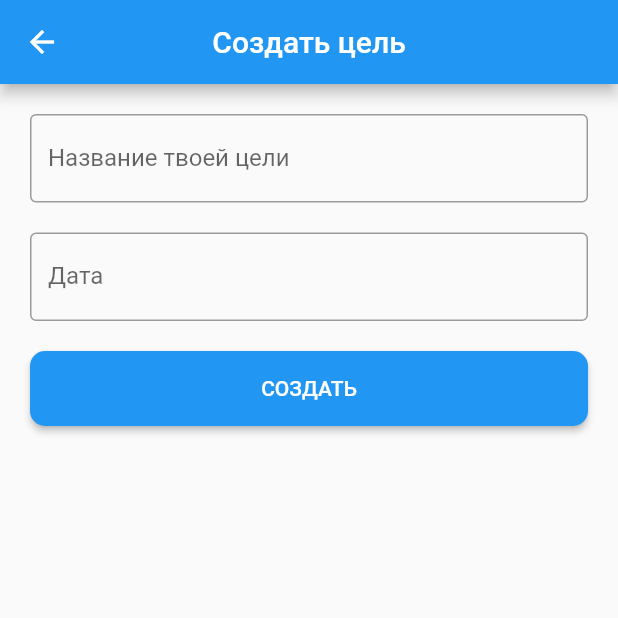
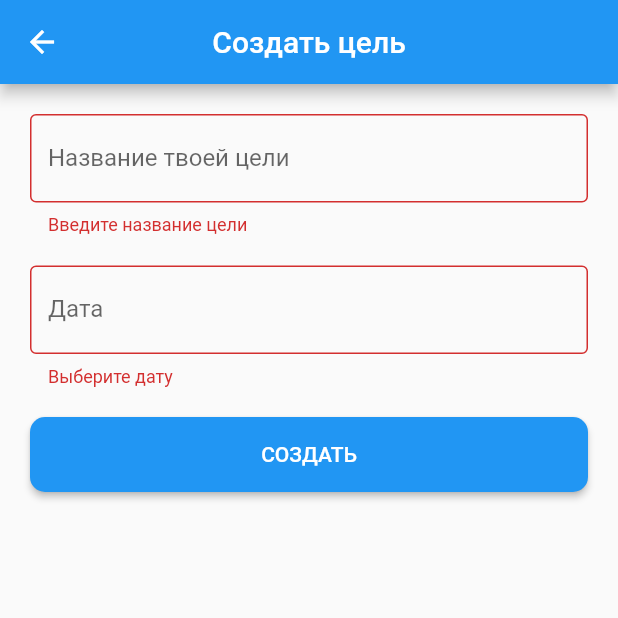
Before and after one commit to AlexanderTopchiy/my-goals, a Flutter app: the screen it shows after launch, after a tap on the "add" icon, on a phone screen of 412 x 824 dp, the top half of it. Run offline on Flutter 3.47's test engine with Material 2 defaults, Android fonts, the phone set to English and light mode, and no system bars.

Commit message:
Implement countdown timer and fix some validation problems
- Implement countdown timer in ListView
- Fix problem with Goal name validation
- Fix problem with Goal date validation
- Fix problem with bottom pixels overflowed above the keyboard

```diff
--- a/lib/create_goal.dart
+++ b/lib/create_goal.dart
@@ -13,13 +13,14 @@ class CreateGoal extends StatefulWidget {
 class _CreateGoalState extends State<CreateGoal> {
   final _goalNameController = TextEditingController();
   String _goalName;
-  String _goalDateText = 'Дата';
+  final _goalDateController = TextEditingController();
   DateTime _goalDate;
   DateTime _datePickerStartDate = DateTime.now();
 
   @override
   void dispose() {
     _goalNameController.dispose();
+    _goalDateController.dispose();
     super.dispose();
   }
 
@@ -44,7 +45,7 @@ class _CreateGoalState extends State<CreateGoal> {
       _datePickerStartDate = _goalDate;
 
       setState(() {
-        _goalDateText = DateFormat('dd.MM.yyyy').format(_goalDate);
+        _goalDateController.text = DateFormat('dd.MM.yyyy').format(_goalDate);
       });
     }
   }
@@ -52,6 +53,7 @@ class _CreateGoalState extends State<CreateGoal> {
   @override
   Widget build(BuildContext context) {
     return Scaffold(
+      resizeToAvoidBottomPadding: false,
       appBar: AppBar(
         centerTitle: true,
         title: Text('Создать цель'),
@@ -67,6 +69,7 @@ class _CreateGoalState extends State<CreateGoal> {
                   labelText: 'Название твоей цели',
                   border: OutlineInputBorder(),
                 ),
+                autovalidate: true,
                 validator: (value) {
                   if (value.isEmpty) {
                     return 'Введите название цели';
@@ -82,10 +85,18 @@ class _CreateGoalState extends State<CreateGoal> {
               child: GestureDetector(
                 child: AbsorbPointer(
                   child: TextFormField(
+                    controller: _goalDateController,
                     decoration: InputDecoration(
-                      labelText: _goalDateText,
+                      labelText: 'Дата',
                       border: OutlineInputBorder(),
                     ),
+                    autovalidate: true,
+                    validator: (value) {
+                      if (value.isEmpty) {
+                        return 'Выберите дату';
+                      }
+                      return null;
+                    },
                   ),
                 ),
                 onTap: () => _selectDate(context),
--- a/lib/my_goals.dart
+++ b/lib/my_goals.dart
@@ -1,4 +1,4 @@
-import 'dart:async' show Future;
+import 'dart:async' show Future, Timer;
 
 import 'package:flutter/material.dart';
 
@@ -15,14 +15,31 @@ class MyGoals extends StatefulWidget {
 
 class _MyGoalsState extends State<MyGoals> {
   bool _isListEmpty = true;
+  num _currentTime;
+
+  @override
+  void initState() {
+    _currentTime = DateTime.now().millisecondsSinceEpoch;
+    Duration fps = Duration(milliseconds: 50);
+    Timer.periodic(
+      fps,
+      (Timer timer) => setState(() {
+        _currentTime++;
+      }),
+    );
+  }
 
   Widget _initGoalsListView() {
     return ListView.builder(
       itemCount: _goalsRepository.getGoalsList().length,
-      itemBuilder: (context, position) => ListTile(
-        title: Text(_goalsRepository.getGoalsList()[position].goalName),
-        subtitle: Text(_goalsRepository.getGoalsList()[position].goalDate.toString()),
-      ),
+      itemBuilder: (context, position) {
+        String _name = _goalsRepository.getGoalsList()[position].goalName;
+        num _date = _goalsRepository.getGoalsList()[position].goalDate;
+        return ListTile(
+          title: Text('$_name'),
+          subtitle: Text('${_date - _currentTime}'),
+        );
+      }
     );
   }
 
```
